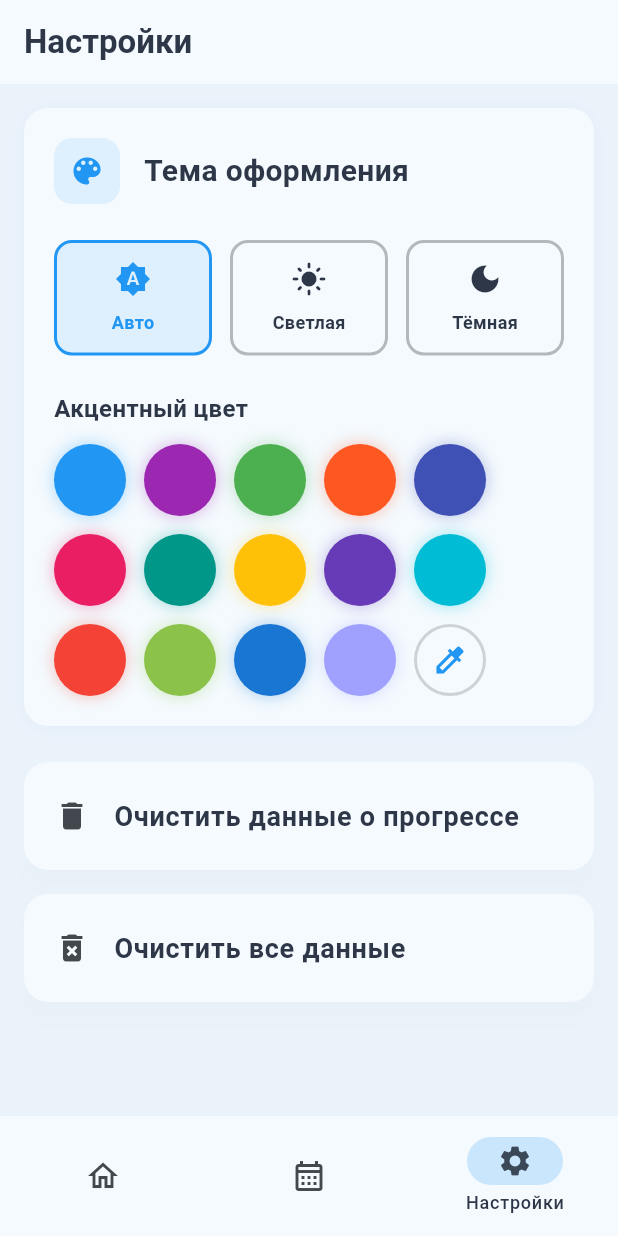
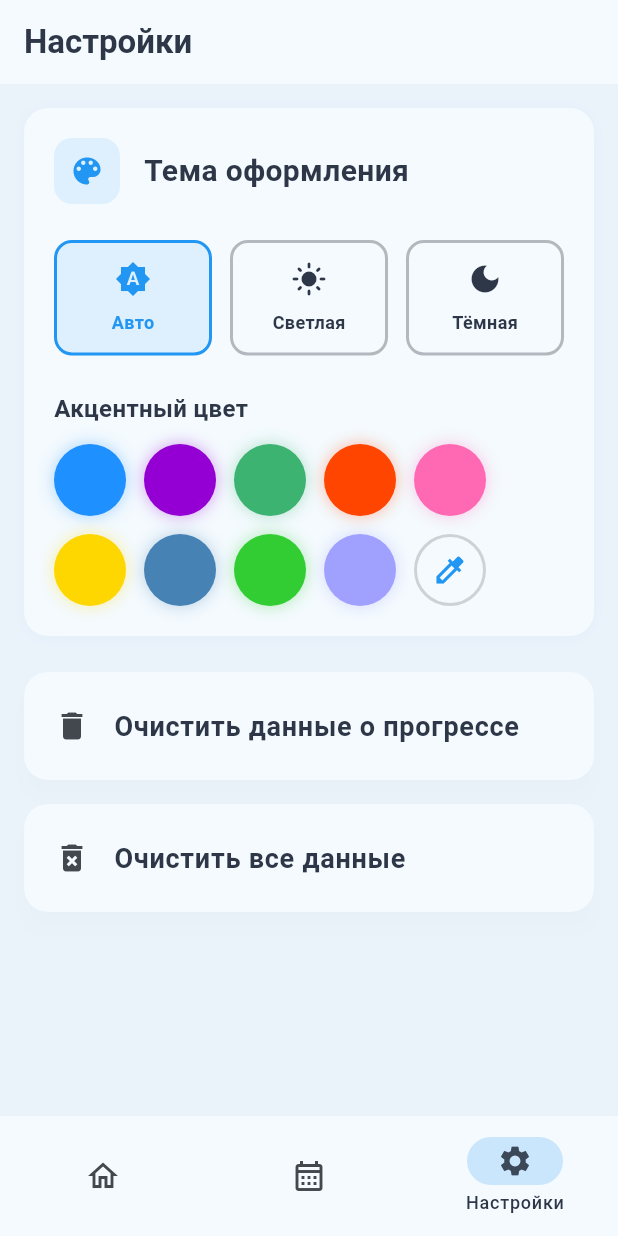
Before and after one commit to Gangsta0607/SportAssistantFlutter, a Flutter app: the screen it shows after launch, item 3 of the bottom bar chosen, on a phone screen of 412 x 824 dp. Run offline on Flutter 3.47's test engine with Material 3 defaults, Android fonts, the phone set to English and light mode, and no system bars; our stand-ins replace flutter_colorpicker, shared_preferences.

Commit message:
Обновление приложения до версии 1.1

```diff
--- a/lib/main.dart
+++ b/lib/main.dart
@@ -107,7 +107,7 @@ class MyAppState extends State<MyApp> {
     final viewModel = context.watch<SettingsViewModel>();
 
     return MaterialApp(
-      title: 'Sport Assistant',
+      title: 'Спорт Ассистент',
       theme: _themeManager.getLightTheme(viewModel.accentColor),
       darkTheme: _themeManager.getDarkTheme(viewModel.accentColor),
       themeMode: _getThemeMode(),
--- a/lib/utilities/theme_manager.dart
+++ b/lib/utilities/theme_manager.dart
@@ -10,21 +10,16 @@ class ThemeManager {
 
   // Доступные акцентные цвета
   static const List<Color> availableColors = [
-    Color(0xFF2196F3),  // Голубой
-    Color(0xFF9C27B0),  // Пурпурный
-    Color(0xFF4CAF50),  // Зеленый
-    Color(0xFFFF5722),  // Оранжево-красный
-    Color(0xFF3F51B5),  // Индиго
-    Color(0xFFE91E63),  // Розовый
-    Color(0xFF009688),  // Бирюзовый
-    Color(0xFFFFC107),  // Янтарный
-    Color(0xFF673AB7),  // Темно-фиолетовый
-    Color(0xFF00BCD4),  // Циан
-    Color(0xFFF44336),  // Красный
-    Color(0xFF8BC34A),  // Светло-зеленый
-    Color(0xFF1976D2),  // Синий
-    Color(0xFFA0A0FF),
-  ];
+  Color(0xFF1E90FF),
+  Color(0xFF9400D3),
+  Color(0xFF3CB371),
+  Color(0xFFFF4500),
+  Color(0xFFFF69B4),
+  Color(0xFFFFD700),
+  Color(0xFF4682B4),
+  Color(0xFF32CD32),
+  Color(0xFFA0A0FF),
+];
 
   ThemeManager._internal();
 
--- a/lib/views/home/do_exercise_view.dart
+++ b/lib/views/home/do_exercise_view.dart
@@ -244,7 +244,7 @@ class DoExerciseView extends StatelessWidget {
     final theme = Theme.of(context);
 
     return Padding(
-      padding: const EdgeInsets.symmetric(vertical: 0, horizontal: 0),
+      padding: const EdgeInsets.only(bottom: 20),
       child: Stack(
         children: [
           Column(
@@ -444,7 +444,8 @@ class DoExerciseView extends StatelessWidget {
                                     ],
                                   ),
                                 ],
-                                if (isCurrentSet && !viewModel.isResting && index < viewModel.actualSets.length - 1)
+                                if (isCurrentSet && !viewModel.isResting && index < viewModel.actualSets.length - 1) ...[
+                                const SizedBox(height: 4),
                                   Row(
                                     mainAxisAlignment: MainAxisAlignment.center,
                                     children: [
@@ -456,6 +457,7 @@ class DoExerciseView extends StatelessWidget {
                                       ),
                                     ],
                                   ),
+                                ],
                               ],
                             ),
                           ),
--- a/lib/views/home/home_view.dart
+++ b/lib/views/home/home_view.dart
@@ -141,6 +141,7 @@ class HomeView extends StatelessWidget {
                         exercise: exercise,
                         isCompleted: isCompleted,
                         showHistoryButton: isToday && hasProgress,
+                        mainScreen: true,
                         onTap: isToday && !isCompleted
                             ? () => Navigator.push(
                                   context,
```
Also changed, not shown: lib/views/schedule/day_detail_view.dart (+138 -55 lines), lib/widgets/exercise_widget.dart (+14 -4 lines), pubspec.yaml (+4 -4 lines), pubspec.lock (deleted), 9 other files.
